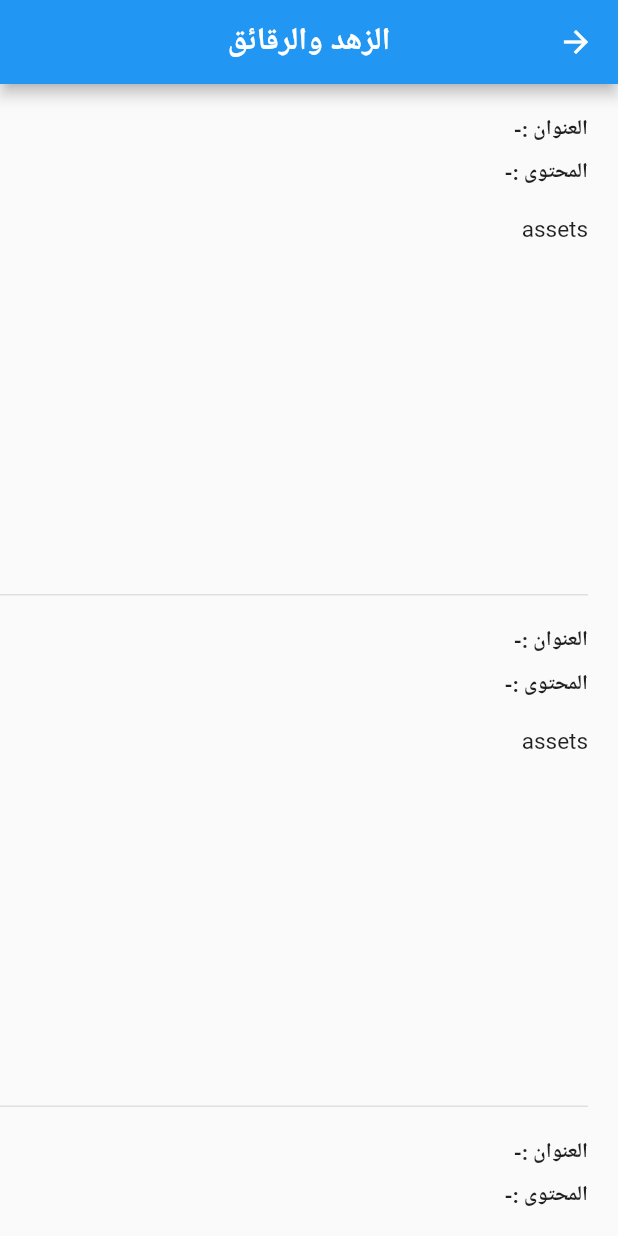
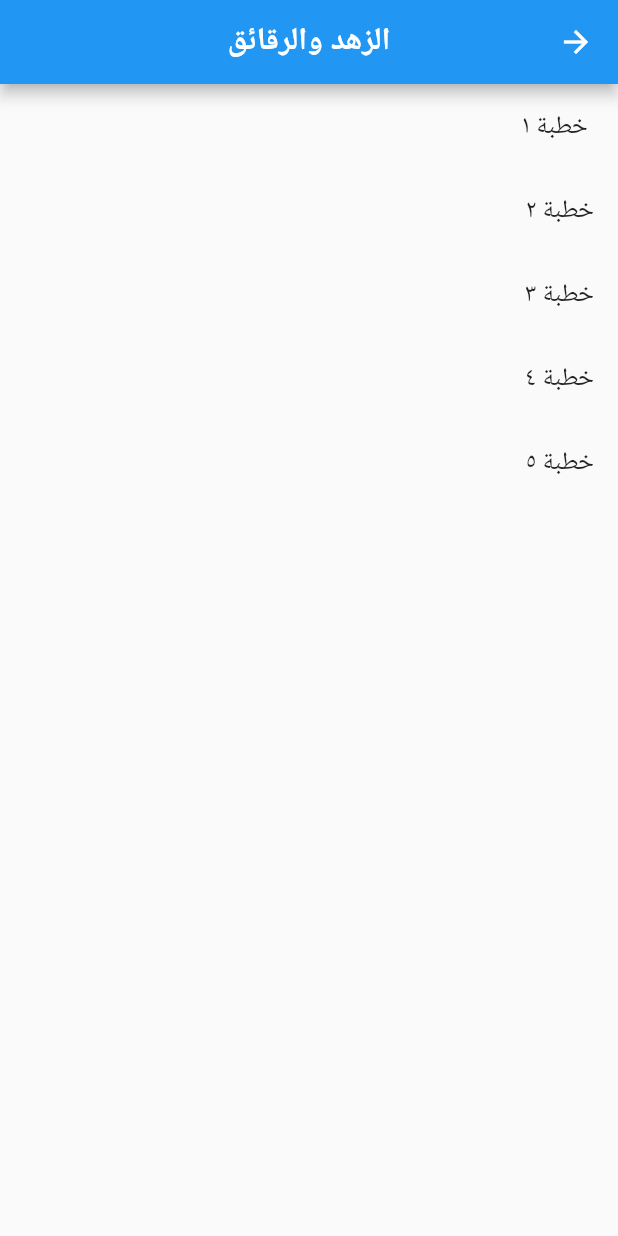
Before and after one commit to NagyElseady/Zad, a Flutter app: the screen it shows after launch, after a tap on the "brightness low" icon, on a phone screen of 412 x 824 dp. Run offline on Flutter 3.47's test engine with Material 2 defaults, Android fonts, the phone set to English and light mode, and no system bars; our stand-ins replace flutter_bloc.

Commit message:
Add SectionDetailScren

```diff
--- a/lib/screens/asceticism_flakes_screen/aseceticism_flakes.dart
+++ /dev/null
@@ -1,31 +0,0 @@
-import 'package:flutter/material.dart';
-
-import '../components.dart';
-
-class AsceticismFlakesScreen extends StatelessWidget {
-  AsceticismFlakesScreen({Key? key}) : super(key: key);
-  var lecture = [];
-
-  @override
-  Widget build(BuildContext context) {
-    return Scaffold(
-        appBar: AppBar(
-          centerTitle: true,
-          title: const Text('الزهد والرقائق'),
-        ),
-        body: ListView.separated(
-          itemBuilder: (context, index) => buildZadScreen(),
-          separatorBuilder: (context, index) => Padding(
-            padding: const EdgeInsetsDirectional.only(
-              start: 20.0,
-            ),
-            child: Container(
-              width: double.infinity,
-              height: 1.0,
-              color: Colors.grey[300],
-            ),
-          ),
-          itemCount: 15,
-        ));
-  }
-}
--- /dev/null
+++ b/lib/screens/asceticism_flakes_screen/section_detail_screen.dart
@@ -0,0 +1,29 @@
+import 'package:flutter/material.dart';
+import 'package:zad/shared/data/models/Lecture.dart';
+import 'package:zad/shared/data/models/Section.dart';
+
+class SectionDetailScreen extends StatelessWidget {
+  final Section section;
+
+  SectionDetailScreen(this.section, {super.key});
+
+  @override
+  Widget build(BuildContext context) {
+    return Scaffold(
+        appBar: AppBar(
+          centerTitle: true,
+          title: Text(section.title),
+        ),
+        body: ListView.builder(
+            itemCount: section.lectures.length,
+            itemBuilder: (context, index) {
+              return ListTile(
+                title: itemView(section.lectures[index]),
+              );
+            }));
+  }
+
+  Widget itemView(Lecture item) {
+    return Text(item.title);
+  }
+}
--- a/lib/screens/sections_screen/section_cubit.dart
+++ b/lib/screens/sections_screen/section_cubit.dart
@@ -2,7 +2,7 @@ import 'package:flutter/cupertino.dart';
 import 'package:flutter/material.dart';
 import 'package:flutter/services.dart';
 import 'package:flutter_bloc/flutter_bloc.dart';
-import '../asceticism_flakes_screen/aseceticism_flakes.dart';
+import '../asceticism_flakes_screen/section_detail_screen.dart';
 import '../contemporary%20_islamic_%20issues/contemporary%20_islamic_%20issues.dart';
 import '../education_%20muslim%20family_screen/education_muslim_screen.dart';
 import '../history_stories_screen/history_stories_screen.dart';
@@ -35,7 +35,6 @@ class ZadCubit extends Cubit<ZadStates> {
   List<Map> variousSubjects = [];*/
 
   List<Widget> screens = [
-    AsceticismFlakesScreen(),
     const ContemporaryIslamicIssuesScreen(),
     const EducationMuslimFamilyScreen(),
     const HistoryStoriesScreen(),
--- a/lib/screens/sections_screen/sections_screen.dart
+++ b/lib/screens/sections_screen/sections_screen.dart
@@ -1,8 +1,9 @@
 import 'package:flutter/material.dart';
 import 'package:flutter_bloc/flutter_bloc.dart';
+import 'package:zad/shared/data/models/Lecture.dart';
 
 import '../../shared/data/models/Section.dart';
-import '../asceticism_flakes_screen/aseceticism_flakes.dart';
+import '../asceticism_flakes_screen/section_detail_screen.dart';
 import '../components.dart';
 import '../contemporary _islamic_ issues/contemporary _islamic_ issues.dart';
 import '../education_ muslim family_screen/education_muslim_screen.dart';
@@ -20,8 +21,26 @@ class SectionsScreen extends StatelessWidget {
   SectionsScreen({Key? key}) : super(key: key);
 
   List<Section> sections = [
-    Section("الزهد والرقائق", Icons.brightness_low_outlined, Colors.grey),
-    Section("العقيدة الإسلامية", Icons.brightness_low_outlined, Colors.red)
+    Section("الزهد والرقائق",
+        [
+          Lecture(" خطبة ١", "محتوى ١"),
+          Lecture("خطبة ٢", "محتوى ٢"),
+          Lecture("خطبة ٣", "محتوى ٣"),
+          Lecture("خطبة ٤", "محتوى ٤"),
+          Lecture("خطبة ٥", "محتوى ٥"),
+        ],
+        Icons.brightness_low_outlined,
+        Colors.grey),
+    Section("العقيدة الإسلامية",
+        [
+          Lecture("خطبة ٦", "محتوى ٦"),
+          Lecture("خطبة ٧", "محتوى ٧"),
+          Lecture("خطبة ٨", "محتوى ٨"),
+          Lecture("خطبة ٩", "محتوى ٩"),
+          Lecture("خطبة ١٠", "محتوى ١٠"),
+        ],
+        Icons.brightness_low_outlined,
+        Colors.red)
   ];
 
   @override
@@ -95,7 +114,7 @@ class SectionsScreen extends StatelessWidget {
               onPressed: () {
                 navigateTo(
                   context,
-                  AsceticismFlakesScreen(),
+                  SectionDetailScreen(section),
                 );
               },
             ),
@@ -180,7 +199,7 @@ Widget oldView(BuildContext context) {
                                             onPressed: () {
                                               navigateTo(
                                                 context,
-                                                AsceticismFlakesScreen(),
+                                                VariousSubjectsScreen(),
                                               );
                                             },
                                           ),
--- a/lib/shared/data/models/Section.dart
+++ b/lib/shared/data/models/Section.dart
@@ -1,9 +1,12 @@
 import 'package:flutter/cupertino.dart';
+
+import 'Lecture.dart';
 
 class Section {
   String title;
+  List<Lecture> lectures;
   IconData icon;
   Color color;
 
-  Section(this.title, this.icon, this.color);
+  Section(this.title, this.lectures, this.icon, this.color);
 }
```
Lines whose indentation alone changed are shown as unchanged.
